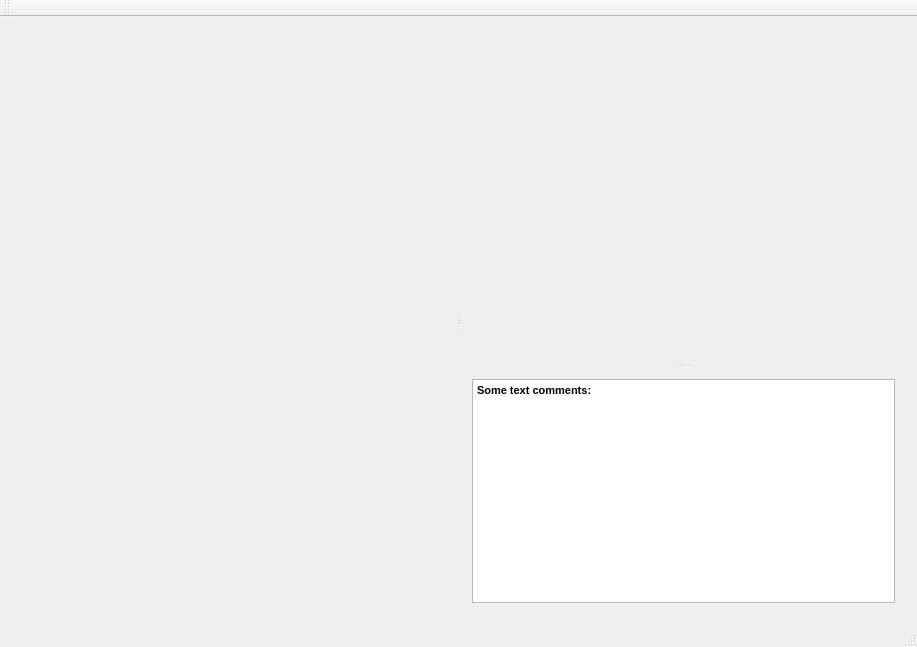
Old version of the form mainwindow.ui in the repository KroshkinaAlena/MCT.
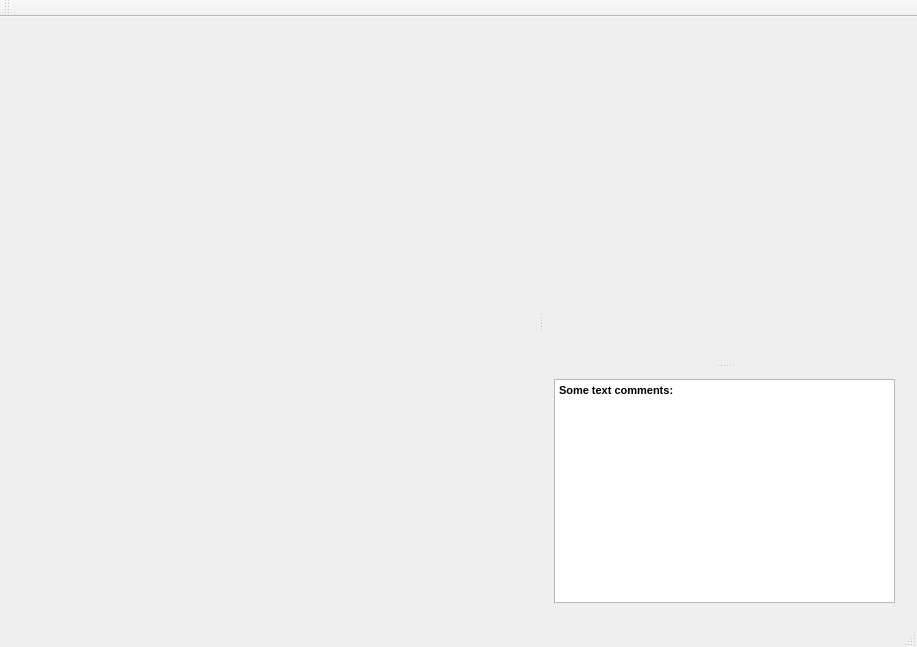
New version of the form.

Commit message: Переделала то же самое

What changed in the file:
```diff
--- a/mainwindow.ui
+++ b/mainwindow.ui
@@ -55,6 +55,9 @@
         <set>Qt::AlignCenter</set>
        </property>
        <widget class="QWidget" name="scrollAreaWidgetContents_2">
+        <property name="enabled">
+         <bool>true</bool>
+        </property>
         <property name="geometry">
          <rect>
           <x>0</x>
@@ -63,9 +66,31 @@
           <height>576</height>
          </rect>
         </property>
-        <layout class="QGridLayout" name="gridLayout_3">
-         <item row="0" column="0">
-          <layout class="QVBoxLayout" name="verticalLayout_2"/>
+        <property name="sizePolicy">
+         <sizepolicy hsizetype="Expanding" vsizetype="Expanding">
+          <horstretch>1</horstretch>
+          <verstretch>0</verstretch>
+         </sizepolicy>
+        </property>
+        <layout class="QVBoxLayout" name="verticalLayout_4">
+         <item>
+          <layout class="QVBoxLayout" name="verticalLayout_2">
+           <property name="spacing">
+            <number>10</number>
+           </property>
+           <property name="leftMargin">
+            <number>5</number>
+           </property>
+           <property name="topMargin">
+            <number>5</number>
+           </property>
+           <property name="rightMargin">
+            <number>5</number>
+           </property>
+           <property name="bottomMargin">
+            <number>5</number>
+           </property>
+          </layout>
          </item>
         </layout>
        </widget>
```
Left out of the diff: 21 changed lines with no effect on the pictures. The commit also changes 2 other files.
